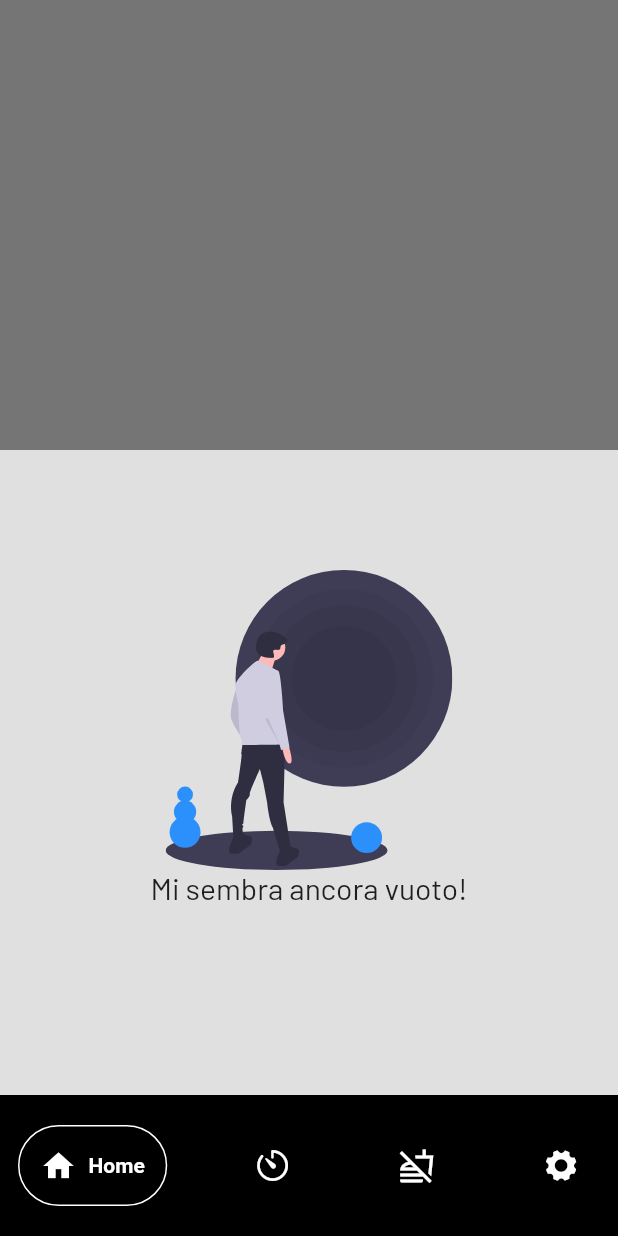
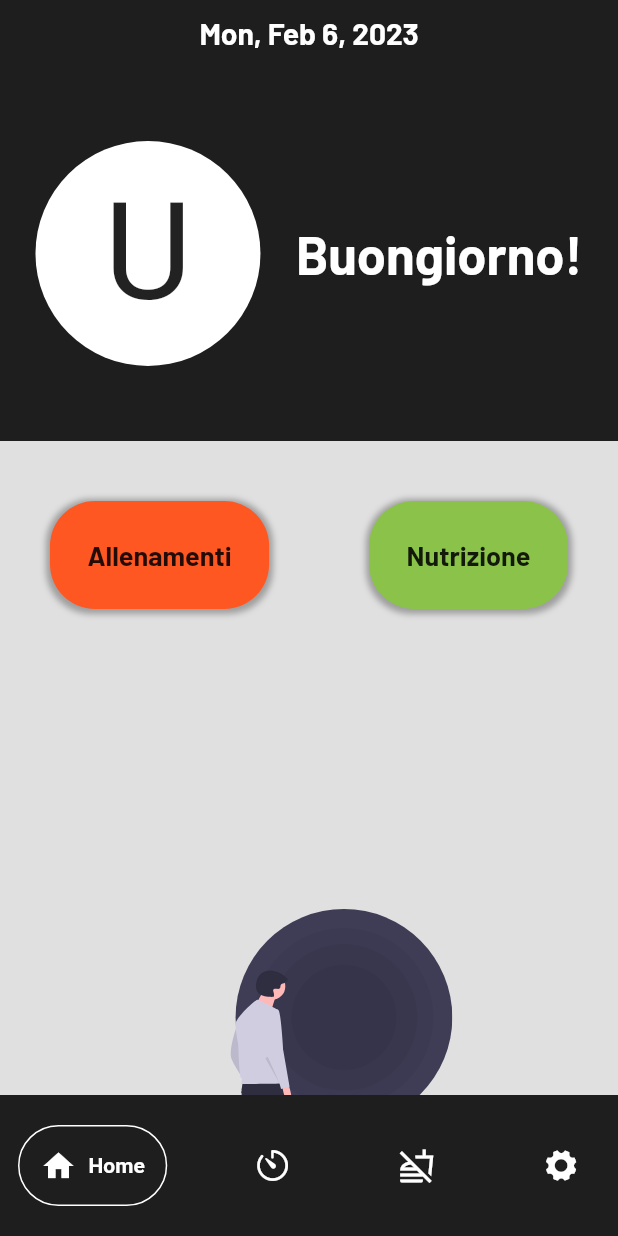
Before and after one commit to danchc/project01, a Flutter app: the screen it shows after launch, on a phone screen of 412 x 824 dp. Run offline on Flutter 3.47's test engine with Material 2 defaults, Android fonts, the phone set to English and light mode, and no system bars; drawn by our look-alikes of google_nav_bar; our stand-ins replace flutter_svg.

Commit message:
Effettuate modifiche
Aggiunto pacchetto intl

```diff
--- /dev/null
+++ b/lib/components/my-card.dart
@@ -0,0 +1,36 @@
+import 'package:flutter/material.dart';
+
+class MyCard extends StatelessWidget {
+
+  final String descrizione;
+  final Color? colore;
+
+  const MyCard({Key? key, required this.descrizione, required this.colore}) : super(key: key);
+
+  @override
+  Widget build(BuildContext context) {
+    return Container(
+      decoration: BoxDecoration(
+        color: colore,
+        borderRadius: BorderRadius.circular(30),
+        boxShadow: const [BoxShadow(
+            color: Colors.grey,
+            spreadRadius: 2,
+            blurRadius: 3,
+            offset: Offset(0,1)
+        )],
+      ),
+      child: Padding(
+        padding: const EdgeInsets.all(25.0),
+        child: Text(
+          descrizione,
+          style: const TextStyle(
+            fontFamily: 'Barlow',
+            fontWeight: FontWeight.bold,
+            fontSize: 18,
+          ),
+        ),
+      ),
+    );
+  }
+}
--- a/lib/constants/constants.dart
+++ b/lib/constants/constants.dart
@@ -3,3 +3,4 @@ import 'package:flutter/material.dart';
 
 //bg color
 final Color = Colors.grey[300];
+final String? nameFont = 'Barlow';
--- a/lib/pages/logged/home_page.dart
+++ b/lib/pages/logged/home_page.dart
@@ -1,8 +1,11 @@
+import 'package:intl/intl.dart';
 import 'package:flutter/cupertino.dart';
 import 'package:flutter/material.dart';
 import 'package:cupertino_icons/cupertino_icons.dart';
 import 'package:flutter_svg/flutter_svg.dart';
 import 'package:google_nav_bar/google_nav_bar.dart';
+import 'package:mcproject/constants/constants.dart';
+import 'package:mcproject/components/my-card.dart';
 
 class HomePage extends StatefulWidget {
   const HomePage({Key? key}) : super(key: key);
@@ -12,6 +15,10 @@ class HomePage extends StatefulWidget {
 }
 
 class _HomePageState extends State<HomePage> {
+
+  String formattedTime = DateFormat.yMMMEd().format(DateTime.now());
+  var ora = int.parse(DateFormat.H().format(DateTime.now()));
+
   @override
   Widget build(BuildContext context) {
     return Scaffold(
@@ -24,14 +31,93 @@ class _HomePageState extends State<HomePage> {
           child: Center(
             child: Column(
               children: [
+                /* giorno della settimana */
+                Container(
+                  padding: const EdgeInsets.symmetric(vertical: 10),
+                  width: double.infinity,
+                  alignment: Alignment.center,
+                  color: Colors.black87,
+                  child: Text(
+                    formattedTime,
+                    style: const TextStyle(
+                      fontWeight: FontWeight.bold,
+                      fontFamily: 'Barlow',
+                      fontSize: 20,
+                      color: Colors.white
+                    ),
+                  ),
+                ),
 
                 /* header */
                 Container(
-                  color: Colors.grey[600],
-                  height: 300,
+                  width: double.infinity,
+                  height: 250,
+                  child: Center(
+                    child: Container(
+                      color: Colors.black87,
+                      child: Row(
+                        mainAxisAlignment: MainAxisAlignment.spaceEvenly,
+                        children: [
+                          Container(
+                            width: 150,
+                            alignment: Alignment.center,
+                            decoration: const BoxDecoration(
+                              shape: BoxShape.circle,
+                              color: Colors.white,
+                            ),
+                            child: const Text(
+                              'U',
+                              style: TextStyle(
+                                fontSize: 90,
+                              ),
+                            ),
+                          ),
+
+                          /* frase saluto */
+                          Container(
+                            alignment: Alignment.center,
+                            child: ora < 13?
+                            const Text(
+                              'Buongiorno!',
+                              style: TextStyle(
+                                fontFamily: 'Barlow',
+                                fontSize: 35,
+                                fontWeight: FontWeight.bold,
+                                color: Colors.white,
+                              ),
+                            ):
+
+                            const Text(
+                              'Buonasera!',
+                              style: TextStyle(
+                                fontFamily: 'Barlow',
+                                fontSize: 35,
+                                fontWeight: FontWeight.bold,
+                                color: Colors.white,
+                              ),
+                            ),
+                          ),
+                        ],
+                      ),
+                    ),
+                  ),
                 ),
 
-                const SizedBox(height: 80,),
+                const SizedBox(height: 40,),
+
+                Row(
+                  mainAxisAlignment: MainAxisAlignment.spaceAround,
+                  children: const [
+
+                    MyCard(descrizione: 'Allenamenti', colore: Colors.deepOrange),
+                    MyCard(descrizione: 'Nutrizione', colore: Colors.lightGreen),
+
+                  ],
+                ),
+
+
+                const SizedBox(height: 200,),
+
 
                 /* body */
                 Column(
@@ -62,13 +148,12 @@ class _HomePageState extends State<HomePage> {
 
       /* nav bar */
       bottomNavigationBar: Container(
-        color: Colors.black,
+        color: Colors.black87,
         child: Padding(
           padding: const EdgeInsets.symmetric(horizontal: 12, vertical: 20),
           child: GNav(
             haptic: true,
             tabActiveBorder: Border.all(color: Colors.white, width: 1),
-            backgroundColor: Colors.black,
             color: Colors.white,
             activeColor: Colors.white,
             gap: 8,
--- a/pubspec.yaml
+++ b/pubspec.yaml
@@ -36,6 +36,7 @@ dependencies:
   cupertino_icons: ^1.0.2
   flutter_svg: ^2.0.0+1
   google_nav_bar: ^5.0.6
+  intl: ^0.18.0
 
 dev_dependencies:
   flutter_test:
```
Also changed, not shown: pubspec.lock.
